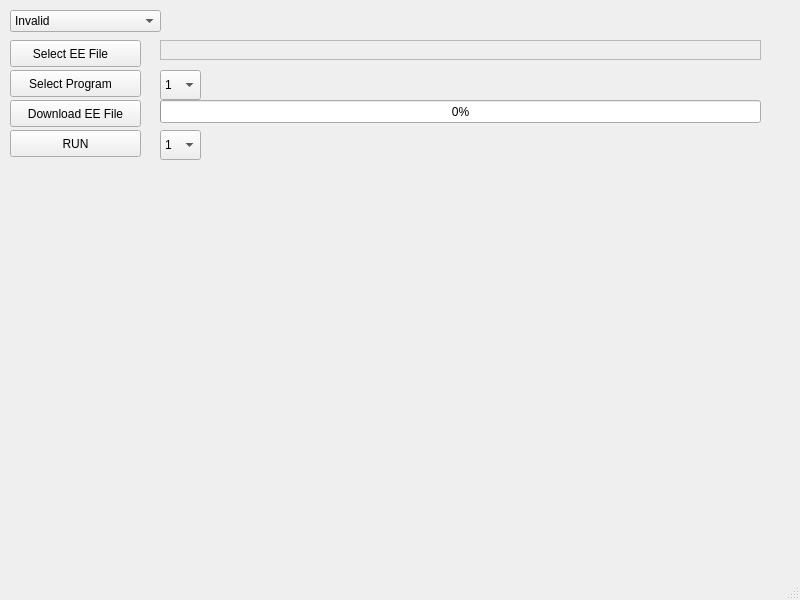
Before: the Qt Designer form Qt/Nevol_DwTool/nevol_dwtool.ui in shinymetal6/A_os_Nevol_Presso_2025.01, drawn with Qt 5.
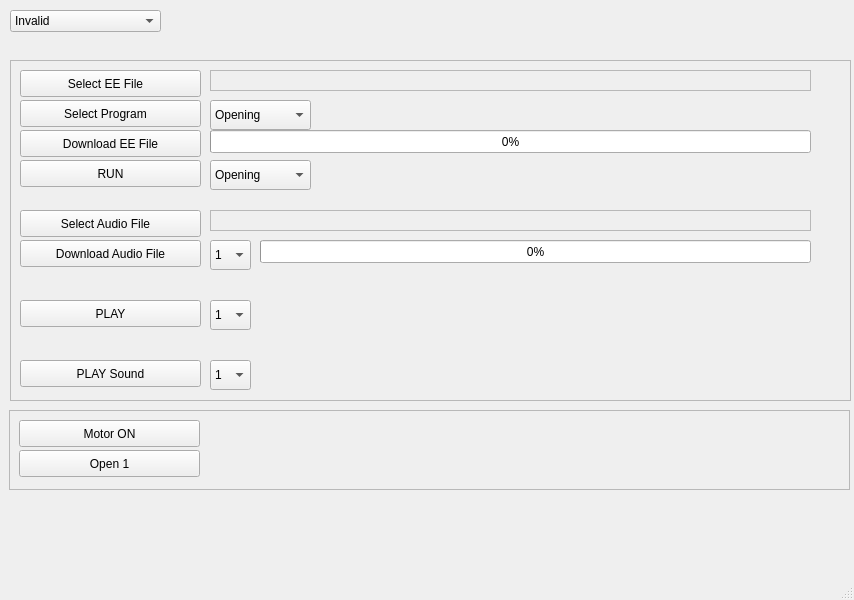
After: the same form once the commit is applied. Icons and pictures are not drawn.

Commit message: better parsing, all functions are fixed now, new presso programs to be added

Diff of the .ui file:
```diff
--- a/Qt/Nevol_DwTool/nevol_dwtool.ui
+++ b/Qt/Nevol_DwTool/nevol_dwtool.ui
@@ -6,7 +6,7 @@
    <rect>
     <x>0</x>
     <y>0</y>
-    <width>800</width>
+    <width>854</width>
     <height>600</height>
    </rect>
   </property>
@@ -14,60 +14,6 @@
    <string>Nevol_DwTool</string>
   </property>
   <widget class="QWidget" name="centralwidget">
-   <widget class="QPushButton" name="SelectEEFile_pushButton">
-    <property name="geometry">
-     <rect>
-      <x>10</x>
-      <y>40</y>
-      <width>131</width>
-      <height>27</height>
-     </rect>
-    </property>
-    <property name="text">
-     <string>Select EE File   </string>
-    </property>
-   </widget>
-   <widget class="QLabel" name="label_FILE">
-    <property name="geometry">
-     <rect>
-      <x>160</x>
-      <y>40</y>
-      <width>601</width>
-      <height>20</height>
-     </rect>
-    </property>
-    <property name="frameShape">
-     <enum>QFrame::StyledPanel</enum>
-    </property>
-    <property name="frameShadow">
-     <enum>QFrame::Sunken</enum>
-    </property>
-    <property name="text">
-     <string/>
-    </property>
-   </widget>
-   <widget class="QLabel" name="RX_label">
-    <property name="enabled">
-     <bool>true</bool>
-    </property>
-    <property name="geometry">
-     <rect>
-      <x>770</x>
-      <y>40</y>
-      <width>22</width>
-      <height>22</height>
-     </rect>
-    </property>
-    <property name="text">
-     <string/>
-    </property>
-    <property name="pixmap">
-     <pixmap resource="Nevol_DwTool.qrc">:/ledred.png</pixmap>
-    </property>
-    <property name="scaledContents">
-     <bool>true</bool>
-    </property>
-   </widget>
    <widget class="QComboBox" name="Port_comboBox">
     <property name="geometry">
      <rect>
@@ -175,11 +121,99 @@
      <bool>true</bool>
     </property>
    </widget>
-   <widget class="QLabel" name="Flashing_label">
+   <widget class="QFrame" name="frame">
     <property name="geometry">
      <rect>
-      <x>770</x>
+      <x>10</x>
+      <y>60</y>
+      <width>841</width>
+      <height>341</height>
+     </rect>
+    </property>
+    <property name="frameShape">
+     <enum>QFrame::StyledPanel</enum>
+    </property>
+    <property name="frameShadow">
+     <enum>QFrame::Raised</enum>
+    </property>
+    <widget class="QComboBox" name="RunProgramNumber_comboBox">
+     <property name="geometry">
+      <rect>
+       <x>200</x>
       <y>100</y>
+       <width>101</width>
+       <height>30</height>
+      </rect>
+     </property>
+     <item>
+      <property name="text">
+       <string>Opening</string>
+      </property>
+     </item>
+     <item>
+      <property name="text">
+       <string>1</string>
+      </property>
+     </item>
+     <item>
+      <property name="text">
+       <string>2</string>
+      </property>
+     </item>
+     <item>
+      <property name="text">
+       <string>3</string>
+      </property>
+     </item>
+     <item>
+      <property name="text">
+       <string>4</string>
+      </property>
+     </item>
+     <item>
+      <property name="text">
+       <string>5</string>
+      </property>
+     </item>
+     <item>
+      <property name="text">
+       <string>6</string>
+      </property>
+     </item>
+     <item>
+      <property name="text">
+       <string>7</string>
+      </property>
+     </item>
+     <item>
+      <property name="text">
+       <string>8</string>
+      </property>
+     </item>
+     <item>
+      <property name="text">
+       <string>Closing</string>
+      </property>
+     </item>
+    </widget>
+    <widget class="QPushButton" name="Run_pushButton">
+     <property name="geometry">
+      <rect>
+       <x>10</x>
+       <y>100</y>
+       <width>181</width>
+       <height>27</height>
+      </rect>
+     </property>
+     <property name="text">
+      <string>RUN</string>
+     </property>
+    </widget>
+    <widget class="QLabel" name="FlashingEE_label">
+     <property name="geometry">
+      <rect>
+       <x>810</x>
+       <y>70</y>
       <width>22</width>
       <height>22</height>
      </rect>
@@ -194,38 +228,12 @@
      <bool>true</bool>
     </property>
    </widget>
-   <widget class="QPushButton" name="DownloadEEFile_pushButton">
-    <property name="geometry">
-     <rect>
-      <x>10</x>
-      <y>100</y>
-      <width>131</width>
-      <height>27</height>
-     </rect>
-    </property>
-    <property name="text">
-     <string>Download EE File</string>
-    </property>
-   </widget>
-   <widget class="QProgressBar" name="download_progressBar">
-    <property name="geometry">
-     <rect>
-      <x>160</x>
-      <y>100</y>
-      <width>601</width>
-      <height>23</height>
-     </rect>
-    </property>
-    <property name="value">
-     <number>0</number>
-    </property>
-   </widget>
    <widget class="QPushButton" name="SelectProgram_pushButton">
     <property name="geometry">
      <rect>
       <x>10</x>
-      <y>70</y>
-      <width>131</width>
+       <y>40</y>
+       <width>181</width>
       <height>27</height>
      </rect>
     </property>
@@ -233,11 +241,250 @@
      <string>Select Program   </string>
     </property>
    </widget>
+    <widget class="QPushButton" name="DownloadEEFile_pushButton">
+     <property name="geometry">
+      <rect>
+       <x>10</x>
+       <y>70</y>
+       <width>181</width>
+       <height>27</height>
+      </rect>
+     </property>
+     <property name="text">
+      <string>Download EE File</string>
+     </property>
+    </widget>
+    <widget class="QPushButton" name="SelectEEFile_pushButton">
+     <property name="geometry">
+      <rect>
+       <x>10</x>
+       <y>10</y>
+       <width>181</width>
+       <height>27</height>
+      </rect>
+     </property>
+     <property name="text">
+      <string>Select EE File   </string>
+     </property>
+    </widget>
    <widget class="QComboBox" name="ProgramNumber_comboBox">
     <property name="geometry">
      <rect>
-      <x>160</x>
+       <x>200</x>
+       <y>40</y>
+       <width>101</width>
+       <height>30</height>
+      </rect>
+     </property>
+     <item>
+      <property name="text">
+       <string>Opening</string>
+      </property>
+     </item>
+     <item>
+      <property name="text">
+       <string>1</string>
+      </property>
+     </item>
+     <item>
+      <property name="text">
+       <string>2</string>
+      </property>
+     </item>
+     <item>
+      <property name="text">
+       <string>3</string>
+      </property>
+     </item>
+     <item>
+      <property name="text">
+       <string>4</string>
+      </property>
+     </item>
+     <item>
+      <property name="text">
+       <string>5</string>
+      </property>
+     </item>
+     <item>
+      <property name="text">
+       <string>6</string>
+      </property>
+     </item>
+     <item>
+      <property name="text">
+       <string>7</string>
+      </property>
+     </item>
+     <item>
+      <property name="text">
+       <string>8</string>
+      </property>
+     </item>
+     <item>
+      <property name="text">
+       <string>Closing</string>
+      </property>
+     </item>
+    </widget>
+    <widget class="QLabel" name="RXEE_label">
+     <property name="enabled">
+      <bool>true</bool>
+     </property>
+     <property name="geometry">
+      <rect>
+       <x>810</x>
+       <y>10</y>
+       <width>22</width>
+       <height>22</height>
+      </rect>
+     </property>
+     <property name="text">
+      <string/>
+     </property>
+     <property name="pixmap">
+      <pixmap resource="Nevol_DwTool.qrc">:/ledred.png</pixmap>
+     </property>
+     <property name="scaledContents">
+      <bool>true</bool>
+     </property>
+    </widget>
+    <widget class="QLabel" name="label_FILE">
+     <property name="geometry">
+      <rect>
+       <x>200</x>
+       <y>10</y>
+       <width>601</width>
+       <height>21</height>
+      </rect>
+     </property>
+     <property name="frameShape">
+      <enum>QFrame::StyledPanel</enum>
+     </property>
+     <property name="frameShadow">
+      <enum>QFrame::Sunken</enum>
+     </property>
+     <property name="text">
+      <string/>
+     </property>
+    </widget>
+    <widget class="QProgressBar" name="downloadEE_progressBar">
+     <property name="geometry">
+      <rect>
+       <x>200</x>
       <y>70</y>
+       <width>601</width>
+       <height>23</height>
+      </rect>
+     </property>
+     <property name="value">
+      <number>0</number>
+     </property>
+    </widget>
+    <widget class="QLabel" name="FlashingAudio_label">
+     <property name="geometry">
+      <rect>
+       <x>810</x>
+       <y>180</y>
+       <width>22</width>
+       <height>22</height>
+      </rect>
+     </property>
+     <property name="text">
+      <string/>
+     </property>
+     <property name="pixmap">
+      <pixmap resource="Nevol_DwTool.qrc">:/ledgreen.png</pixmap>
+     </property>
+     <property name="scaledContents">
+      <bool>true</bool>
+     </property>
+    </widget>
+    <widget class="QProgressBar" name="downloadAudio_progressBar">
+     <property name="geometry">
+      <rect>
+       <x>250</x>
+       <y>180</y>
+       <width>551</width>
+       <height>23</height>
+      </rect>
+     </property>
+     <property name="value">
+      <number>0</number>
+     </property>
+    </widget>
+    <widget class="QLabel" name="RXAudio_label">
+     <property name="enabled">
+      <bool>true</bool>
+     </property>
+     <property name="geometry">
+      <rect>
+       <x>810</x>
+       <y>150</y>
+       <width>22</width>
+       <height>22</height>
+      </rect>
+     </property>
+     <property name="text">
+      <string/>
+     </property>
+     <property name="pixmap">
+      <pixmap resource="Nevol_DwTool.qrc">:/ledred.png</pixmap>
+     </property>
+     <property name="scaledContents">
+      <bool>true</bool>
+     </property>
+    </widget>
+    <widget class="QLabel" name="label_AUDIO">
+     <property name="geometry">
+      <rect>
+       <x>200</x>
+       <y>150</y>
+       <width>601</width>
+       <height>21</height>
+      </rect>
+     </property>
+     <property name="frameShape">
+      <enum>QFrame::StyledPanel</enum>
+     </property>
+     <property name="frameShadow">
+      <enum>QFrame::Sunken</enum>
+     </property>
+     <property name="text">
+      <string/>
+     </property>
+    </widget>
+    <widget class="QPushButton" name="DownloadAudioFile_pushButton">
+     <property name="geometry">
+      <rect>
+       <x>10</x>
+       <y>180</y>
+       <width>181</width>
+       <height>27</height>
+      </rect>
+     </property>
+     <property name="text">
+      <string>Download Audio File</string>
+     </property>
+    </widget>
+    <widget class="QPushButton" name="SelectAudioFile_pushButton">
+     <property name="geometry">
+      <rect>
+       <x>10</x>
+       <y>150</y>
+       <width>181</width>
+       <height>27</height>
+      </rect>
+     </property>
+     <property name="text">
+      <string>Select Audio File   </string>
+     </property>
+    </widget>
+    <widget class="QComboBox" name="AudioNumber_comboBox">
+     <property name="geometry">
+      <rect>
+       <x>200</x>
+       <y>180</y>
       <width>41</width>
       <height>30</height>
      </rect>
@@ -283,24 +530,24 @@
      </property>
     </item>
    </widget>
-   <widget class="QPushButton" name="Run_pushButton">
+    <widget class="QPushButton" name="Play_pushButton">
     <property name="geometry">
      <rect>
       <x>10</x>
-      <y>130</y>
-      <width>131</width>
+       <y>240</y>
+       <width>181</width>
       <height>27</height>
      </rect>
     </property>
     <property name="text">
-     <string>RUN</string>
-    </property>
-   </widget>
-   <widget class="QComboBox" name="RunProgramNumber_comboBox">
+      <string>PLAY</string>
+     </property>
+    </widget>
+    <widget class="QComboBox" name="PlayAudioNumber_comboBox">
     <property name="geometry">
      <rect>
-      <x>160</x>
-      <y>130</y>
+       <x>200</x>
+       <y>240</y>
       <width>41</width>
       <height>30</height>
      </rect>
@@ -345,6 +592,112 @@
       <string>8</string>
      </property>
     </item>
+    </widget>
+    <widget class="QPushButton" name="PlaySound_pushButton">
+     <property name="geometry">
+      <rect>
+       <x>10</x>
+       <y>300</y>
+       <width>181</width>
+       <height>27</height>
+      </rect>
+     </property>
+     <property name="text">
+      <string>PLAY Sound</string>
+     </property>
+    </widget>
+    <widget class="QComboBox" name="PlaySoundNumber_comboBox">
+     <property name="geometry">
+      <rect>
+       <x>200</x>
+       <y>300</y>
+       <width>41</width>
+       <height>30</height>
+      </rect>
+     </property>
+     <item>
+      <property name="text">
+       <string>1</string>
+      </property>
+     </item>
+     <item>
+      <property name="text">
+       <string>2</string>
+      </property>
+     </item>
+     <item>
+      <property name="text">
+       <string>3</string>
+      </property>
+     </item>
+     <item>
+      <property name="text">
+       <string>4</string>
+      </property>
+     </item>
+     <item>
+      <property name="text">
+       <string>5</string>
+      </property>
+     </item>
+     <item>
+      <property name="text">
+       <string>6</string>
+      </property>
+     </item>
+     <item>
+      <property name="text">
+       <string>7</string>
+      </property>
+     </item>
+     <item>
+      <property name="text">
+       <string>8</string>
+      </property>
+     </item>
+    </widget>
+   </widget>
+   <widget class="QFrame" name="frame_2">
+    <property name="geometry">
+     <rect>
+      <x>9</x>
+      <y>410</y>
+      <width>841</width>
+      <height>80</height>
+     </rect>
+    </property>
+    <property name="frameShape">
+     <enum>QFrame::StyledPanel</enum>
+    </property>
+    <property name="frameShadow">
+     <enum>QFrame::Raised</enum>
+    </property>
+    <widget class="QPushButton" name="Motor_pushButton">
+     <property name="geometry">
+      <rect>
+       <x>10</x>
+       <y>10</y>
+       <width>181</width>
+       <height>27</height>
+      </rect>
+     </property>
+     <property name="text">
+      <string>Motor ON</string>
+     </property>
+    </widget>
+    <widget class="QPushButton" name="Open_1_pushButton">
+     <property name="geometry">
+      <rect>
+       <x>10</x>
+       <y>40</y>
+       <width>181</width>
+       <height>27</height>
+      </rect>
+     </property>
+     <property name="text">
+      <string>Open 1</string>
+     </property>
+    </widget>
    </widget>
   </widget>
   <widget class="QMenuBar" name="menubar">
```
Left out of the diff: 4 changed lines with no effect on the pictures. Lines whose indentation alone changed are shown as unchanged. The commit also changes 32 other files.
